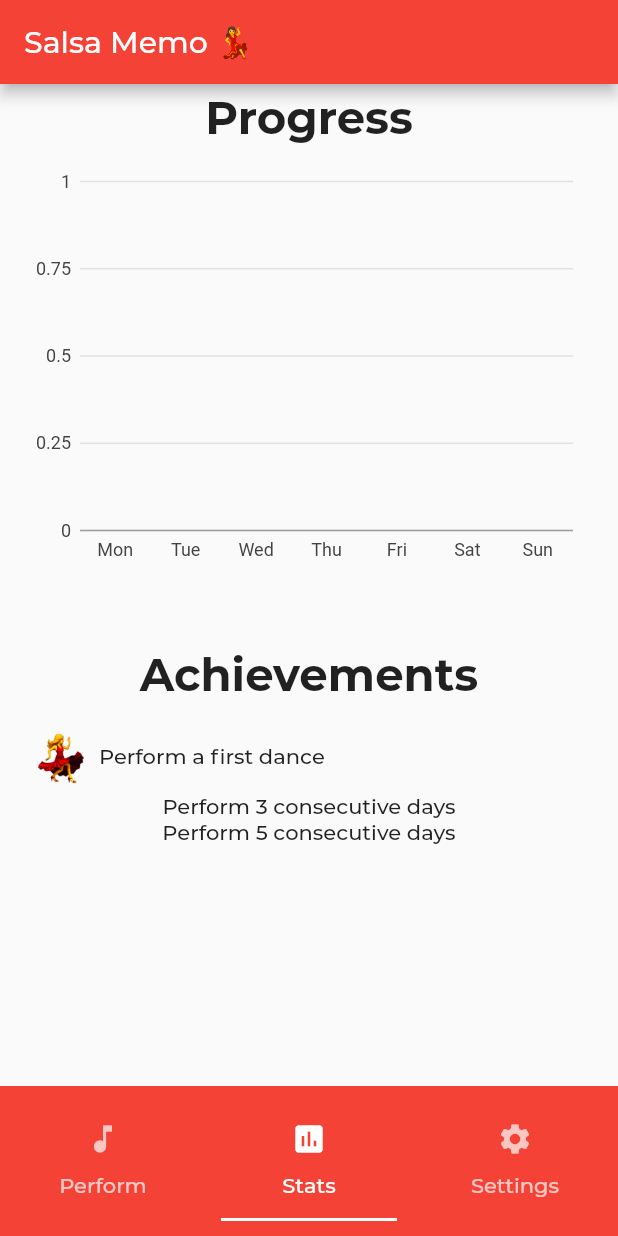
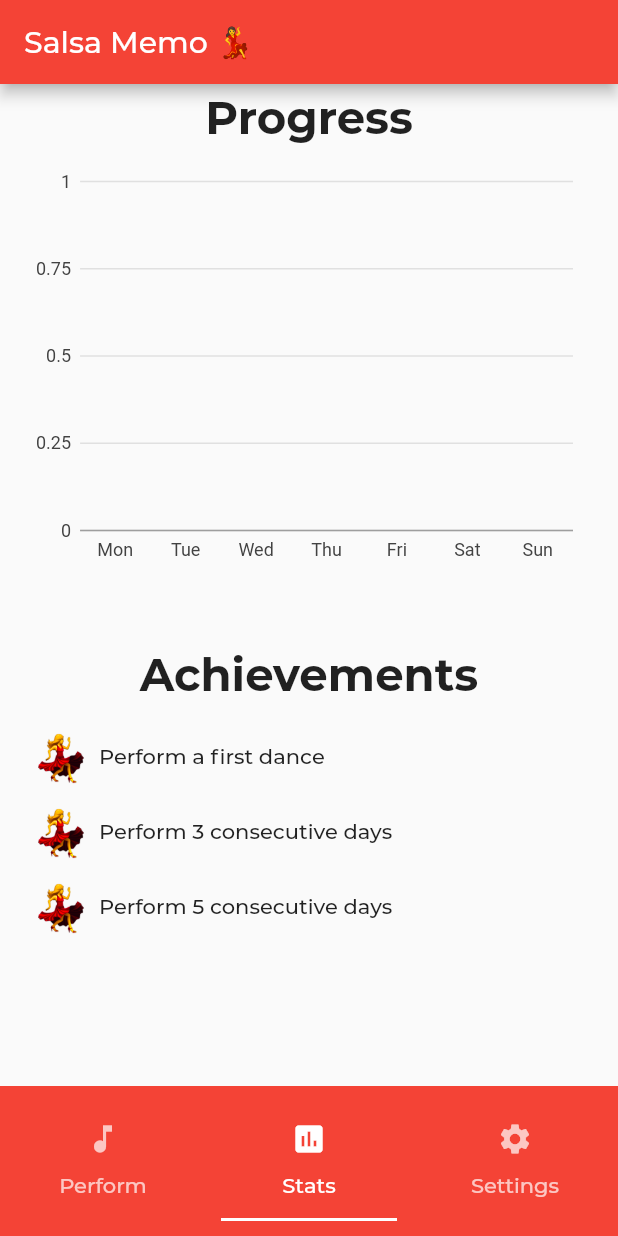
Before and after one commit to One-Week-Apps/SalsaCoach, a Flutter app: the screen it shows after launch, item 2 of the bottom bar chosen, on a phone screen of 412 x 824 dp. Run offline on Flutter 3.47's test engine with Material 2 defaults, Android fonts, the phone set to English and light mode, and no system bars; our stand-ins replace charts_flutter, flutter_clean_architecture, shared_preferences; accounts and stored records are empty; project files that could hold a hidden picture were left out.

Commit message:
fix imports name conflicts errors

```diff
--- a/lib/src/app/pages/home/home_view.dart
+++ b/lib/src/app/pages/home/home_view.dart
@@ -1,4 +1,3 @@
-import 'package:charts_flutter/flutter.dart';
 import 'package:salsa_memo/src/app/CustomImages.dart';
 import 'package:salsa_memo/src/app/widgets/simple_bar_chart.dart';
 import 'package:salsa_memo/src/data/repositories/data_moves_repository.dart';
@@ -9,8 +8,6 @@ import 'package:flutter/material.dart';
 import 'package:flutter/widgets.dart';
 import 'package:flutter_clean_architecture/flutter_clean_architecture.dart';
 import '../../../data/repositories/data_users_repository.dart';
-
-import 'package:flutter/src/painting/text_style.dart' as ui;
 
 class HomePage extends View {
   HomePage({Key key, this.title}) : super(key: key);
@@ -96,20 +93,24 @@ class _HomePageState extends ViewState<HomePage, HomeController> with SingleTick
     return table;
   }
 
+  Widget _achievementsCell(String text) {
+    return Row(children: <Widget> [new Image.asset(CustomImages.logo, width: 50,), Text(text)]);
+  }
+
   Widget _statsTab() {
     return Container(
       margin: const EdgeInsets.symmetric(vertical: 4.0, horizontal: 16.0),
       child: Column(children: <Widget>[
-        Text("Progress", style: ui.TextStyle(fontWeight: FontWeight.bold, fontSize: 30.0),),
+        Text("Progress", style: TextStyle(fontWeight: FontWeight.bold, fontSize: 30.0),),
         SizedBox(height: 10,),
         Container(child: SimpleBarChart.withSampleData(), height: MediaQuery.of(context).size.height / 3,),
         SizedBox(height: 50,),
-        Text("Achievements", style: ui.TextStyle(fontWeight: FontWeight.bold, fontSize: 30.0),),
+        Text("Achievements", style: TextStyle(fontWeight: FontWeight.bold, fontSize: 30.0),),
         SizedBox(height: 10,),
         Column(children: <Widget>[
-          Row(children: <Widget> [new Image.asset(CustomImages.logo, width: 50,), Text("Perform a first dance")]),
-          Text("Perform 3 consecutive days"),
-          Text("Perform 5 consecutive days"),
+          _achievementsCell("Perform a first dance"),
+          _achievementsCell("Perform 3 consecutive days"),
+          _achievementsCell("Perform 5 consecutive days"),
         ],)
       ],),
     );
@@ -130,7 +131,7 @@ class _HomePageState extends ViewState<HomePage, HomeController> with SingleTick
               ),
               new Container(
                   padding: const EdgeInsets.all(10.0),
-                  color: Colors.blue,child: new Text("3",style: new ui.TextStyle(color: Colors.white),)),
+                  color: Colors.blue,child: new Text("3",style: new TextStyle(color: Colors.white),)),
             ],
           ),
         ),
```
